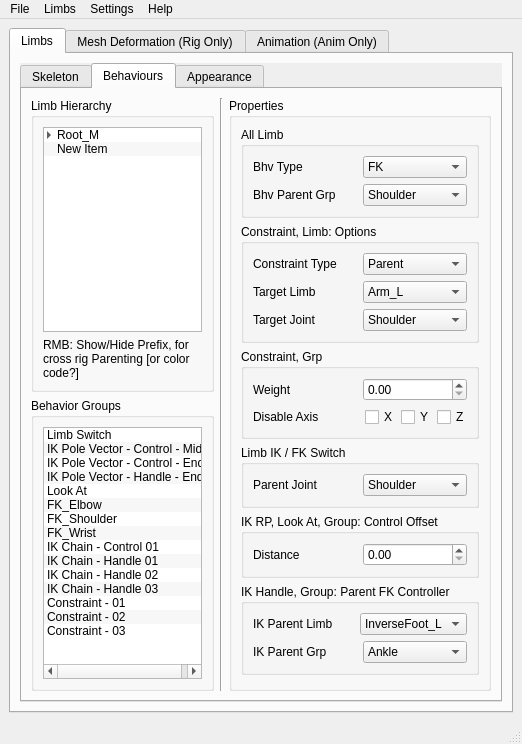
Old version of the form _REF/Mockup_UI/PFRS_Main.ui in the repository TPayneExperience/TrevorPaynes_RigAndAnimSuite.
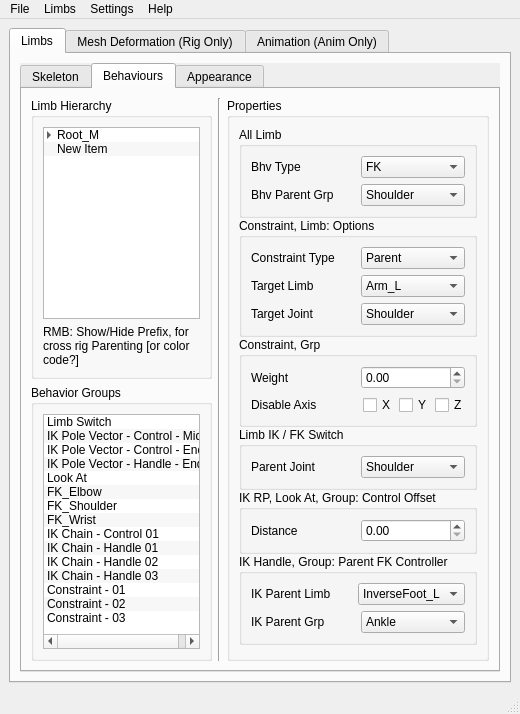
New version of the form. The open tabs and pages were chosen to show the change.

The edit to the form file:
```diff
--- a/_REF/Mockup_UI/PFRS_Main.ui
+++ b/_REF/Mockup_UI/PFRS_Main.ui
@@ -6,8 +6,8 @@
    <rect>
     <x>0</x>
     <y>0</y>
-    <width>522</width>
-    <height>705</height>
+    <width>520</width>
+    <height>669</height>
    </rect>
   </property>
   <property name="windowTitle">
@@ -555,6 +555,9 @@
                         <layout class="QHBoxLayout" name="horizontalLayout_87">
                          <item>
                           <layout class="QVBoxLayout" name="verticalLayout_92">
+                           <property name="spacing">
+                            <number>0</number>
+                           </property>
                            <item>
                             <widget class="QGroupBox" name="groupBox_9">
                              <property name="title">
@@ -4421,7 +4424,7 @@
     <rect>
      <x>0</x>
      <y>0</y>
-     <width>522</width>
+     <width>520</width>
      <height>21</height>
     </rect>
    </property>
```
Left out of the diff: 6 changed lines with no effect on the pictures.
